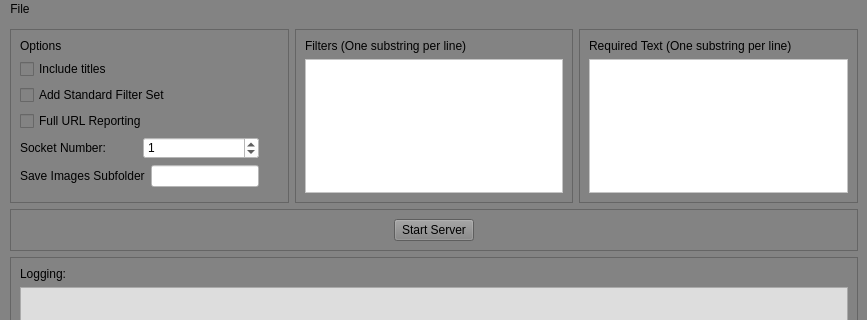
RoryMoeller/CS361, file GUI/SocketClient.ui: the form before one commit; both pictures show x 0 to 867 and y 0 to 320 of the 867 by 472 pixel window.
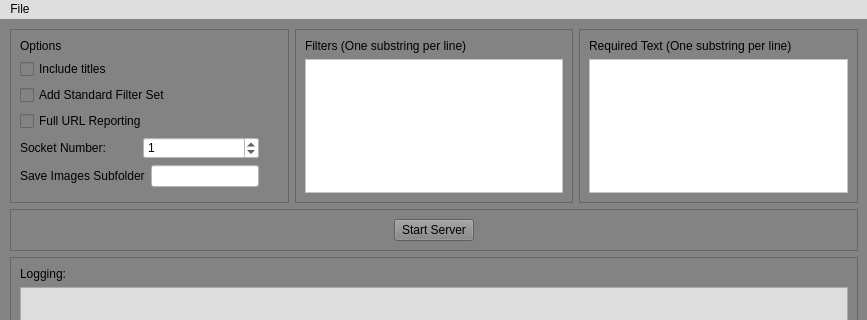
The form after the commit.

Commit message: Added status bar

The edit to the form file:
```diff
--- a/GUI/SocketClient.ui
+++ b/GUI/SocketClient.ui
@@ -292,6 +292,9 @@
      <height>21</height>
     </rect>
    </property>
+   <property name="styleSheet">
+    <string notr="true">background-color: rgb(222, 222, 222);</string>
+   </property>
    <widget class="QMenu" name="menuFile">
     <property name="toolTip">
      <string/>
```
Left out of the diff: 5 changed lines with no effect on the pictures. The commit also changes 1 other file.
